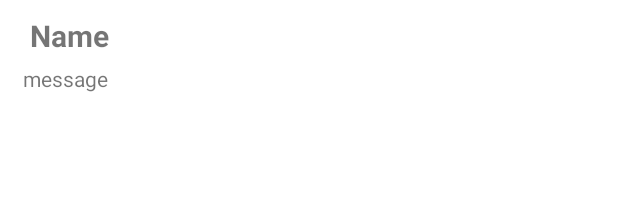
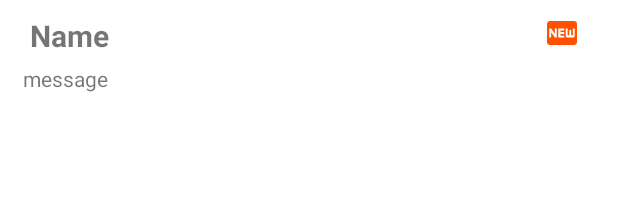
Before and after one commit to AI-Friend-Project/AI-Friend, an Android app: the layout item_chat.xml on its own in the app's theme, with its tools: preview values and no code run, on a phone screen of 412 x 824 dp. Shown: the top 211 px of the screen. Run offline under Robolectric (Android 15) with nearby library versions, the phone set to English and light mode, and no system bars.

Commit message:
EDIT: chat list v1

```diff
--- a/app/build.gradle
+++ b/app/build.gradle
@@ -18,6 +18,7 @@ android {
         testInstrumentationRunner "androidx.test.runner.AndroidJUnitRunner"
 
         buildConfigField "String", "FCM_SERVER_KEY", properties["fcm_server_key"]
+        buildConfigField "String", "IP_ADDRESS", properties["ip_address"]
 
     }
 
--- a/app/src/main/AndroidManifest.xml
+++ b/app/src/main/AndroidManifest.xml
@@ -2,6 +2,8 @@
 <manifest xmlns:android="http://schemas.android.com/apk/res/android"
     xmlns:tools="http://schemas.android.com/tools"
     package="com.example.aifriend">
+    <uses-permission android:name="android.permission.INTERNET" />
+    <uses-permission android:name="android.permission.ACCESS_NETWORK_STATE" />
 
     <application
         android:name=".MyApplication"
--- a/app/src/main/java/com/example/aifriend/Utils/Constants.kt
+++ b/app/src/main/java/com/example/aifriend/Utils/Constants.kt
@@ -4,4 +4,6 @@ object Constants {
     const val CHANNEL_ID = "channel_id"
     const val CHANNEL_NAME = "channel_name"
     const val FCM_MESSAGE_URL= "https://fcm.googleapis.com/fcm/send"
+
+    const val PORT = 7000
 }
--- a/app/src/main/java/com/example/aifriend/Utils/MyWorker.kt
+++ b/app/src/main/java/com/example/aifriend/Utils/MyWorker.kt
@@ -2,9 +2,13 @@ package com.example.aifriend.Utils
 
 import android.content.Context
 import android.util.Log
+import android.view.LayoutInflater
 import androidx.work.ListenableWorker
 import androidx.work.Worker
 import androidx.work.WorkerParameters
+import com.example.aifriend.R
+import com.example.aifriend.databinding.ActivityChatRoomBinding
+import com.example.aifriend.databinding.FragmentChatBinding
 
 class MyWorker(appContext: Context, workerParams: WorkerParameters) : Worker(appContext, workerParams) {
 
--- /dev/null
+++ b/app/src/main/java/com/example/aifriend/data/ReceivedChatViewType.kt
@@ -0,0 +1,6 @@
+package com.example.aifriend.data
+
+object ReceivedChatViewType {
+    const val WATCHED = 1
+    const val NOT_WATCHED = 0
+}
--- /dev/null
+++ b/app/src/main/res/drawable/ic_baseline_fiber_new_24.xml
@@ -0,0 +1,5 @@
+<vector android:height="24dp" android:tint="#FF5100"
+    android:viewportHeight="24" android:viewportWidth="24"
+    android:width="24dp" xmlns:android="http://schemas.android.com/apk/res/android">
+    <path android:fillColor="@android:color/white" android:pathData="M20,4H4C2.89,4 2.01,4.89 2.01,6L2,18c0,1.11 0.89,2 2,2h16c1.11,0 2,-0.89 2,-2V6C22,4.89 21.11,4 20,4zM8.5,15H7.3l-2.55,-3.5V15H3.5V9h1.25l2.5,3.5V9H8.5V15zM13.5,10.26H11v1.12h2.5v1.26H11v1.11h2.5V15h-4V9h4V10.26zM20.5,14c0,0.55 -0.45,1 -1,1h-4c-0.55,0 -1,-0.45 -1,-1V9h1.25v4.51h1.13V9.99h1.25v3.51h1.12V9h1.25V14z"/>
+</vector>
--- a/app/src/main/res/layout/item_chat.xml
+++ b/app/src/main/res/layout/item_chat.xml
@@ -9,6 +9,10 @@
         android:layout_height="wrap_content"
         android:orientation="vertical"
         android:layout_margin="10dp">
+        <LinearLayout
+            android:layout_width="match_parent"
+            android:layout_height="match_parent"
+            android:orientation="horizontal">
         <TextView
             android:id="@+id/chatTitleTextView"
             android:layout_width="wrap_content"
@@ -17,6 +21,19 @@
             android:text="Name"
             android:textSize="20dp"
             android:textStyle="bold"/>
+            <View
+                android:layout_width="0dp"
+                android:layout_height="0dp"
+                android:layout_weight="1"/>
+            <ImageView
+                android:id="@+id/receivedChatNotificationIcon"
+                android:layout_width="wrap_content"
+                android:layout_height="wrap_content"
+                android:layout_gravity="right"
+                android:visibility="visible"
+                android:layout_marginRight="15dp"
+                android:src="@drawable/ic_baseline_fiber_new_24"/>
+        </LinearLayout>
         <TextView
             android:id="@+id/chatMessageTextView"
             android:layout_width="wrap_content"
@@ -25,4 +42,5 @@
             android:layout_margin="5dp"/>
     </LinearLayout>
 
+
 </LinearLayout>
```
Also changed, not shown: app/src/main/java/com/example/aifriend/ChatFragment.kt (+14 -0 lines), app/src/main/java/com/example/aifriend/ChatRoomActivity.kt (+21 -0 lines), app/src/main/java/com/example/aifriend/recycler/ChatAdapter.kt (+15 -3 lines), app/src/main/res/layout/item_chat_watched.xml (added, +46 -0 lines), 1 other file.
